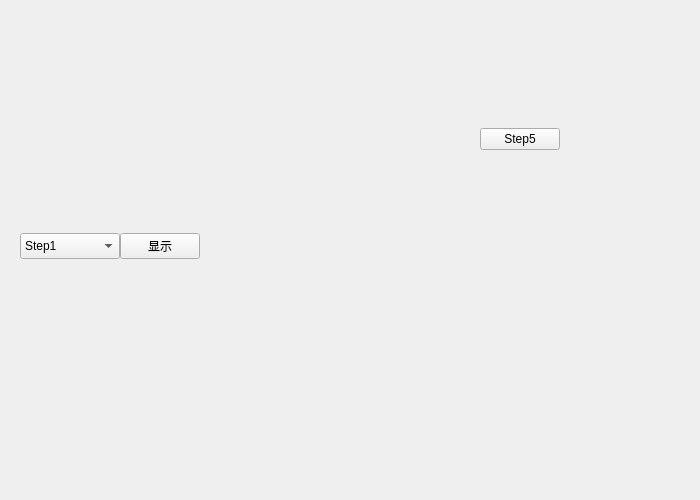
Above: Step5.ui from albert2lyu/QualityFunctionDeployment before the change. Below: the same form after it.
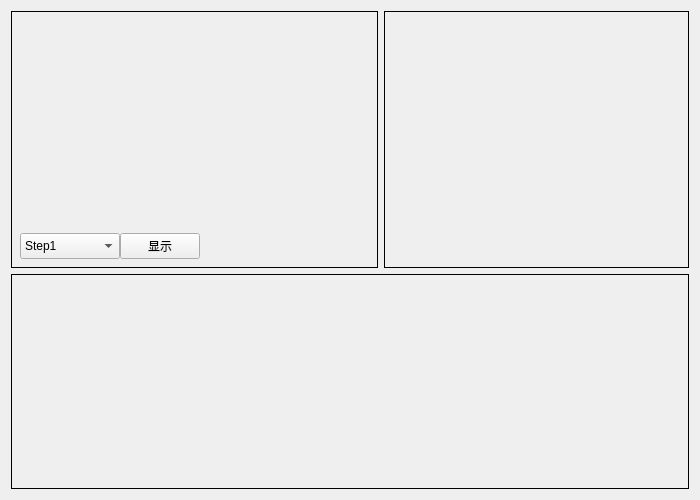
That is the form after the change. Icons and pictures are not drawn.

```diff
--- a/Step5.ui
+++ b/Step5.ui
@@ -42,6 +42,9 @@
          <height>200</height>
         </size>
        </property>
+       <property name="styleSheet">
+        <string notr="true">#widget{border:1px solid black}</string>
+       </property>
        <layout class="QVBoxLayout" name="verticalLayout_3">
         <item>
          <widget class="QWidget" name="widget_2" native="true">
@@ -58,7 +61,8 @@
            </size>
           </property>
           <property name="styleSheet">
-           <string notr="true">image: url(:/image/back.png);</string>
+           <string notr="true">image: url(:/image/back.png);
+border-color: rgb(0, 0, 0);border:1px;</string>
           </property>
          </widget>
         </item>
@@ -129,36 +133,30 @@
       </widget>
      </item>
      <item>
-      <widget class="QStackedWidget" name="stackedWidget">
-       <property name="sizePolicy">
-        <sizepolicy hsizetype="Minimum" vsizetype="Preferred">
-         <horstretch>0</horstretch>
-         <verstretch>0</verstretch>
-        </sizepolicy>
-       </property>
+      <widget class="QWidget" name="widget_3" native="true">
        <property name="minimumSize">
         <size>
-         <width>0</width>
+         <width>300</width>
          <height>0</height>
         </size>
        </property>
-       <property name="currentIndex">
-        <number>0</number>
-       </property>
-       <widget class="QWidget" name="page">
-        <layout class="QGridLayout" name="gridLayout" rowstretch="3" columnstretch="2">
-         <item row="0" column="0">
           <layout class="QVBoxLayout" name="verticalLayout_2">
            <property name="leftMargin">
-            <number>120</number>
+         <number>0</number>
+        </property>
+        <property name="topMargin">
+         <number>0</number>
            </property>
            <property name="rightMargin">
-            <number>120</number>
+         <number>0</number>
+        </property>
+        <property name="bottomMargin">
+         <number>0</number>
            </property>
            <item>
-            <widget class="QPushButton" name="pushButton">
+         <widget class="QStackedWidget" name="stackedWidget">
              <property name="sizePolicy">
-              <sizepolicy hsizetype="Expanding" vsizetype="Fixed">
+           <sizepolicy hsizetype="Minimum" vsizetype="Preferred">
                <horstretch>0</horstretch>
                <verstretch>0</verstretch>
               </sizepolicy>
@@ -169,19 +167,20 @@
                <height>0</height>
               </size>
              </property>
-             <property name="text">
-              <string>Step5</string>
-             </property>
-            </widget>
-           </item>
-          </layout>
-         </item>
-        </layout>
-       </widget>
+          <property name="styleSheet">
+           <string notr="true">#stackedWidget{border:1px solid black}</string>
+          </property>
+          <property name="currentIndex">
+           <number>0</number>
+          </property>
+          <widget class="QWidget" name="page"/>
        <widget class="QWidget" name="page_2"/>
       </widget>
      </item>
     </layout>
+      </widget>
+     </item>
+    </layout>
    </item>
    <item>
     <widget class="QStackedWidget" name="stackedWidget_2">
@@ -197,6 +196,9 @@
        <height>200</height>
       </size>
      </property>
+     <property name="styleSheet">
+      <string notr="true">#stackedWidget_2{border:1px solid black}</string>
+     </property>
      <widget class="QWidget" name="page_3">
       <layout class="QGridLayout" name="gridLayout_2">
        <property name="leftMargin">
```
Left out of the diff: 5 changed lines with no effect on the pictures. Lines whose indentation alone changed are shown as unchanged.
